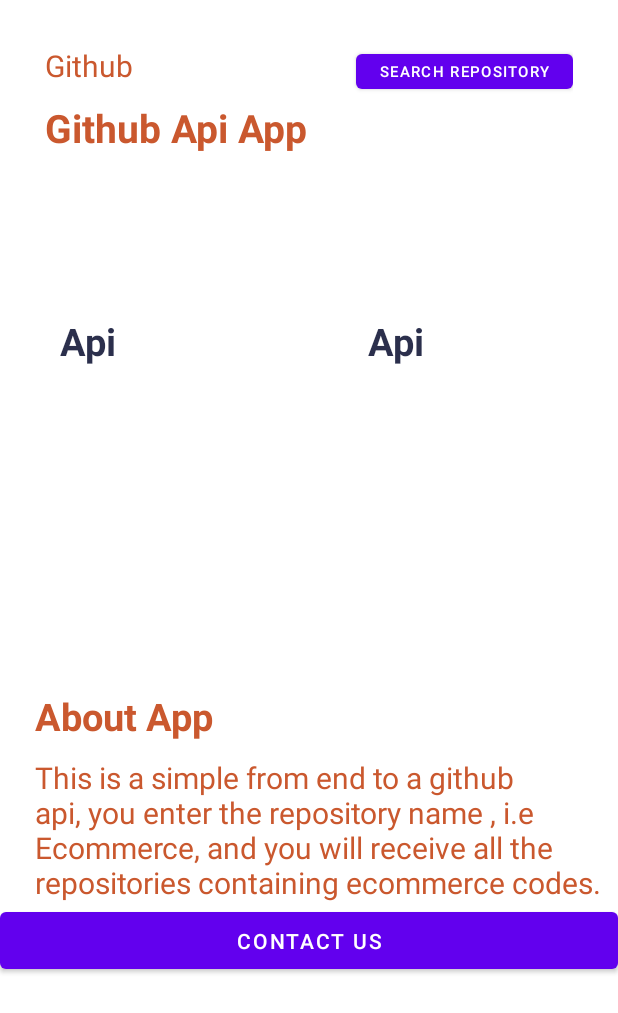
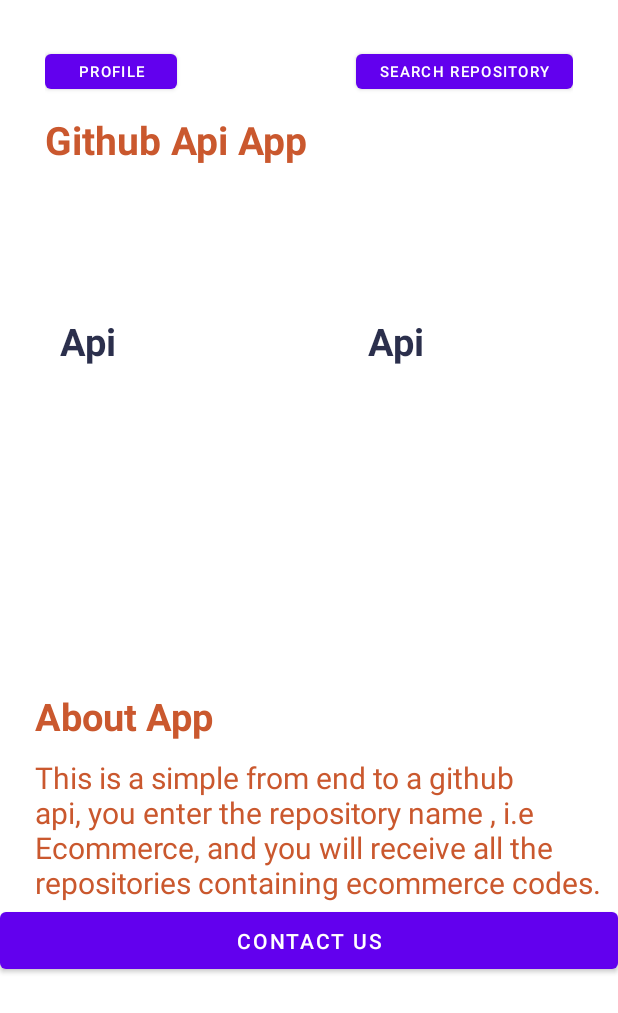
Before and after one commit to JAPHETHNYARANGA/NyarangaApp-Version4, an Android app: the layout activity_detail.xml on its own in the app's theme, with its tools: preview values and no code run, on a phone screen of 412 x 824 dp. Shown: the top 1013 px of the screen. Run offline under Robolectric (Android 15) with nearby library versions, the phone set to English and light mode, and no system bars.

```diff
--- a/app/src/main/res/layout/activity_detail.xml
+++ b/app/src/main/res/layout/activity_detail.xml
@@ -10,15 +10,9 @@
       android:layout_width="match_parent"
       android:layout_height="wrap_content"
       android:padding="30dp" >
+
       <TextView
-          android:id="@+id/hello"
-          android:layout_width="wrap_content"
-          android:layout_height="wrap_content"
-          android:text="Github"
-          android:textColor="#CA582E"
-          android:textSize="20dp" />
-      <TextView
-          android:layout_below="@+id/hello"
+          android:layout_below="@+id/profile"
           android:layout_width="wrap_content"
           android:layout_height="wrap_content"
           android:text="Github Api App"
@@ -33,6 +27,14 @@
           android:layout_height="35dp"
           android:layout_alignParentRight="true"
           android:text="Search Repository"
+          android:textSize="10dp"
+          />
+      <Button
+          android:id="@+id/profile"
+          android:layout_width="wrap_content"
+          android:layout_height="35dp"
+          android:layout_alignParentRight="false"
+          android:text="Profile"
           android:textSize="10dp"
           />
 
```
Also changed, not shown: app/src/main/java/com/moringaschool/nyaranga_social_app_version2/controller/ui/DetailActivity.java (+9 -1 lines), app/src/main/res/drawable/profile_bg.xml (added, +12 -0 lines), app/src/main/res/layout/activity_profile.xml (+14 -5 lines).
